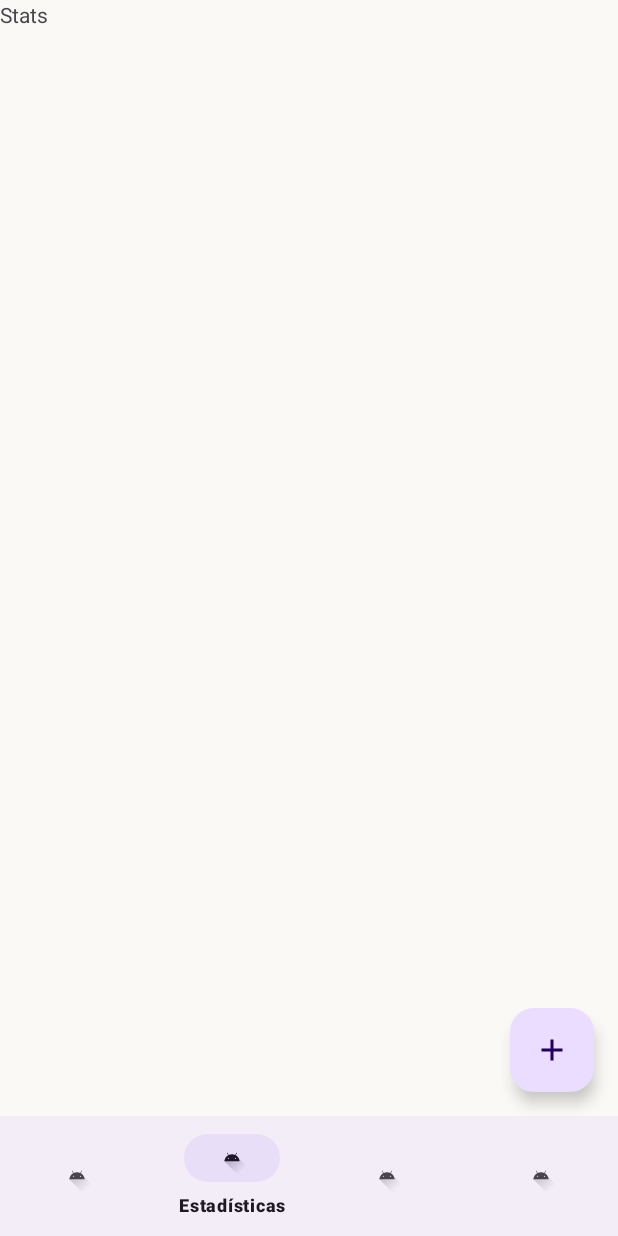
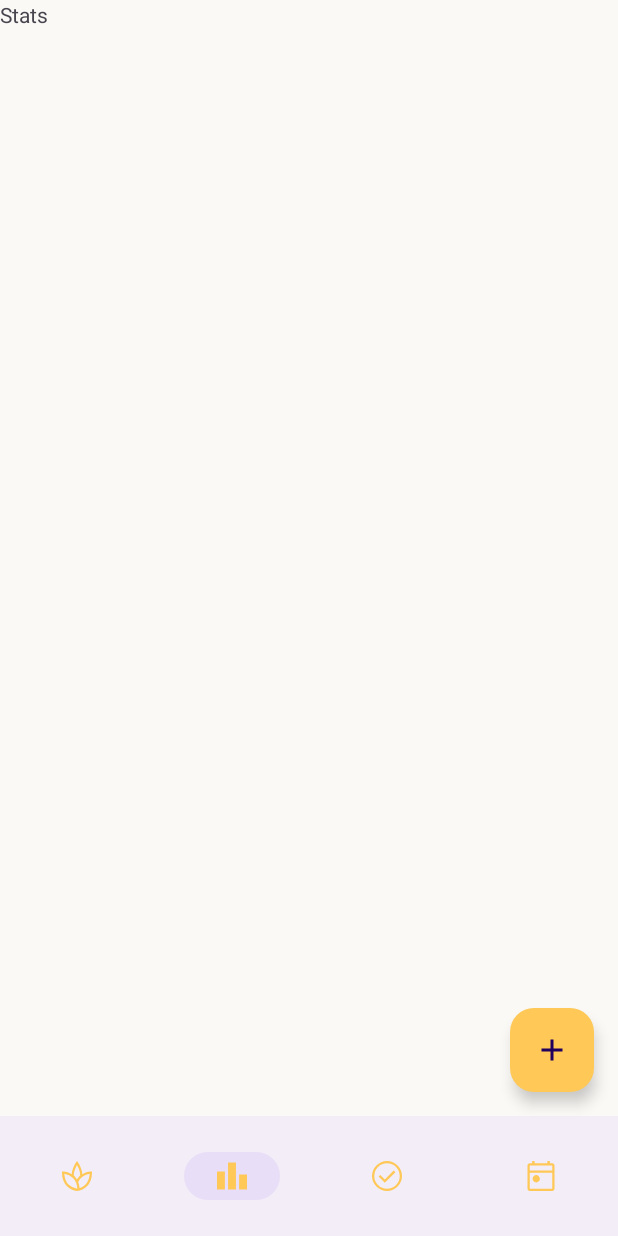
Before and after one commit to gsalvador209/LevelUP_Android, an Android app: the screen it shows after launch (MainActivity), item 2 of the bottom bar chosen, on a phone screen of 412 x 824 dp. Run offline under Robolectric (Android 15) with nearby library versions, the phone set to English and light mode, and no system bars; our stand-ins replace Room's generated code, navigation-ui.

Commit message:
ui(main): updated bottom navigation menu properties and icons

```diff
--- a/app/src/main/java/com/tanucode/levelup/ui/main/MainActivity.kt
+++ b/app/src/main/java/com/tanucode/levelup/ui/main/MainActivity.kt
@@ -2,14 +2,31 @@ package com.tanucode.levelup.ui.main
 
 import android.os.Bundle
 import androidx.appcompat.app.AppCompatActivity
+import androidx.core.view.size
 import androidx.navigation.fragment.NavHostFragment
 import androidx.navigation.ui.setupWithNavController
+import com.google.android.material.navigation.NavigationBarView
+import com.google.android.material.navigation.NavigationView
 import com.tanucode.levelup.R
 import com.tanucode.levelup.databinding.ActivityMainBinding
 
 class MainActivity : AppCompatActivity() {
 
     private lateinit var binding: ActivityMainBinding
+
+    private val filledIcons = mapOf(
+        R.id.spaceFragment  to R.drawable.ic_spa_fill,
+        R.id.statsFragment   to R.drawable.ic_stats_filled,
+        R.id.tasksFragment to R.drawable.ic_check_circle_fill,
+        R.id.calendarFragment to R.drawable.ic_calendar_fill
+    )
+
+    private val normalIcons = mapOf(
+        R.id.spaceFragment to R.drawable.ic_spa,
+        R.id.statsFragment to R.drawable.ic_stats,
+        R.id.tasksFragment to R.drawable.ic_check_circle,
+        R.id.calendarFragment to R.drawable.ic_calendar
+    )
 
     override fun onCreate(savedInstanceState: Bundle?) {
         super.onCreate(savedInstanceState)
@@ -23,14 +40,34 @@ class MainActivity : AppCompatActivity() {
 
         //Bottom nav
         binding.bottomNavigation.setupWithNavController(navController)
+        binding.bottomNavigation.labelVisibilityMode = NavigationBarView.LABEL_VISIBILITY_UNLABELED
+
+
+        navController.addOnDestinationChangedListener { _,destination,_ ->
+            updateMenuIcons(destination.id)
+        }
+
 
         //Fab
         binding.fabAdd.setOnClickListener {
             AddTaskBottomSheetFragment().show(supportFragmentManager, "AddTaskDialog")
         }
 
+    }
 
+    private fun updateMenuIcons(selectedItemId: Int){
+        //Los actualiza en función del elemento actual
+        val menu = binding.bottomNavigation.menu
+        for (i in 0 until menu.size){ //Recorre todos los elementos del menu
+            val menuItem = menu.getItem(i)
+            val iconRes = if (menuItem.itemId == selectedItemId) { //Es el selected
+                filledIcons[menuItem.itemId]
+            }else{
+                normalIcons[menuItem.itemId]
+            }
+            iconRes?.let {menuItem.setIcon(it)}
 
+        }
     }
 
 }
--- a/app/src/main/res/layout/activity_main.xml
+++ b/app/src/main/res/layout/activity_main.xml
@@ -19,6 +19,10 @@
 
     <com.google.android.material.bottomnavigation.BottomNavigationView
         android:id="@+id/bottom_navigation"
+
+        app:itemIconTint="?attr/colorPrimary"
+        android:backgroundTint="@color/colorBackground"
+
         android:layout_width="0dp"
         android:layout_height="wrap_content"
         app:menu="@menu/bottom_nav_menu"
@@ -29,6 +33,8 @@
     <com.google.android.material.floatingactionbutton.FloatingActionButton
         android:id="@+id/fab_add"
         android:src="@drawable/ic_add"
+
+        app:backgroundTint="?attr/colorPrimary"
 
         android:layout_width="wrap_content"
         android:layout_height="wrap_content"
--- a/app/src/main/res/menu/bottom_nav_menu.xml
+++ b/app/src/main/res/menu/bottom_nav_menu.xml
@@ -2,18 +2,24 @@
 <menu xmlns:android="http://schemas.android.com/apk/res/android">
     <item
         android:id="@+id/spaceFragment"
-        android:icon="@drawable/ic_launcher_foreground"
+        android:icon="@drawable/ic_fireplace"
+        android:iconTint="?attr/colorPrimary"
         android:title="Espacio" />
     <item
         android:id="@+id/statsFragment"
-        android:icon="@drawable/ic_launcher_foreground"
+        android:icon="@drawable/ic_stats"
+        android:iconTint="?attr/colorPrimary"
         android:title="Estadísticas" />
     <item
         android:id="@+id/tasksFragment"
-        android:icon="@drawable/ic_launcher_foreground"
+        android:icon="@drawable/ic_check_circle"
+
+        android:iconTint="?attr/colorPrimary"
         android:title="Tareas" />
     <item
         android:id="@+id/calendarFragment"
-        android:icon="@drawable/ic_launcher_foreground"
+        android:icon="@drawable/ic_calendar"
+
+        android:iconTint="?attr/colorPrimary"
         android:title="Calendario" />
 </menu>
```
